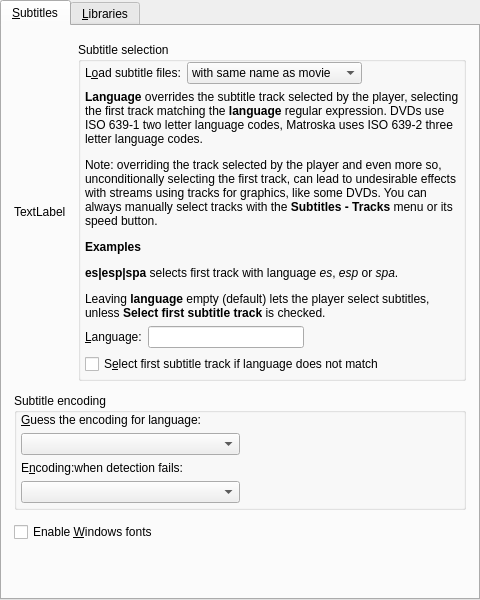
Before: the Qt Designer form src/gui/pref/subtitles.ui in wilbert2000/wzplayer, drawn with Qt 5.
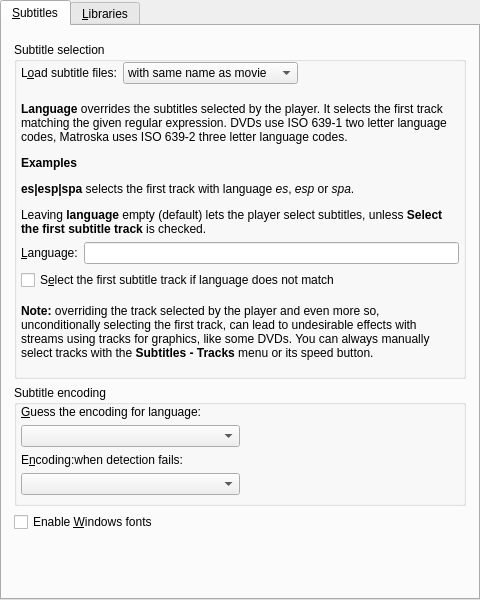
After: the same form once the commit is applied. Custom widgets are drawn as their Qt base class.

Commit message: Add icon to advanced page, remove icon from subs section

The edit to the form file:
```diff
--- a/src/gui/pref/subtitles.ui
+++ b/src/gui/pref/subtitles.ui
@@ -30,9 +30,6 @@
        <string>&amp;Subtitles</string>
       </attribute>
       <layout class="QVBoxLayout">
-       <property name="spacing">
-        <number>12</number>
-       </property>
        <property name="leftMargin">
         <number>12</number>
        </property>
@@ -43,20 +40,8 @@
         <number>12</number>
        </property>
        <property name="bottomMargin">
-        <number>12</number>
+        <number>4</number>
        </property>
-       <item>
-        <layout class="QHBoxLayout" name="subtitle_selection_layout">
-         <property name="bottomMargin">
-          <number>0</number>
-         </property>
-         <item>
-          <widget class="QLabel" name="icon_label">
-           <property name="text">
-            <string>TextLabel</string>
-           </property>
-          </widget>
-         </item>
          <item>
           <widget class="QGroupBox" name="selection_group">
            <property name="title">
@@ -81,7 +66,7 @@
             <item>
              <layout class="QHBoxLayout" name="horizontalLayout">
               <property name="bottomMargin">
-               <number>0</number>
+             <number>12</number>
               </property>
               <item>
                <widget class="QLabel" name="autoload_label">
@@ -143,8 +128,14 @@
               </property>
               <item>
                <widget class="QLabel" name="language_desc_label">
+              <property name="sizePolicy">
+               <sizepolicy hsizetype="Expanding" vsizetype="Preferred">
+                <horstretch>0</horstretch>
+                <verstretch>0</verstretch>
+               </sizepolicy>
+              </property>
                 <property name="text">
-                 <string>&lt;html&gt;&lt;head/&gt;&lt;body&gt;&lt;p&gt;&lt;span style=&quot; font-weight:600;&quot;&gt;Language&lt;/span&gt; overrides the subtitle track selected by the player, selecting the first track matching the &lt;span style=&quot; font-weight:600;&quot;&gt;language&lt;/span&gt; regular expression. DVDs use ISO 639-1 two letter language codes, Matroska uses ISO 639-2 three letter language codes.&lt;/p&gt;&lt;p&gt;Note: overriding the track selected by the player and even more so, unconditionally selecting the first track, can lead to undesirable effects with streams using tracks for graphics, like some DVDs. You can always manually select tracks with the &lt;span style=&quot; font-weight:600;&quot;&gt;Subtitles - Tracks&lt;/span&gt; menu or its speed button.&lt;/p&gt;&lt;p&gt;&lt;span style=&quot; font-weight:600;&quot;&gt;Examples&lt;/span&gt;&lt;/p&gt;&lt;p&gt;&lt;span style=&quot; font-weight:600;&quot;&gt;es|esp|spa&lt;/span&gt; selects first track with language &lt;span style=&quot; font-style:italic;&quot;&gt;es&lt;/span&gt;, &lt;span style=&quot; font-style:italic;&quot;&gt;esp&lt;/span&gt; or &lt;span style=&quot; font-style:italic;&quot;&gt;spa&lt;/span&gt;.&lt;/p&gt;&lt;p&gt;Leaving &lt;span style=&quot; font-weight:600;&quot;&gt;language&lt;/span&gt; empty (default) lets the player select subtitles, unless &lt;span style=&quot; font-weight:600;&quot;&gt;Select first subtitle track&lt;/span&gt; is checked.&lt;/p&gt;&lt;/body&gt;&lt;/html&gt;</string>
+               <string>&lt;html&gt;&lt;head/&gt;&lt;body&gt;&lt;p&gt;&lt;span style=&quot; font-weight:600;&quot;&gt;Language&lt;/span&gt; overrides the subtitles selected by the player. It selects the first track matching the given regular expression. DVDs use ISO 639-1 two letter language codes, Matroska uses ISO 639-2 three letter language codes.&lt;/p&gt;&lt;p&gt;&lt;span style=&quot; font-weight:600;&quot;&gt;Examples&lt;/span&gt;&lt;/p&gt;&lt;p&gt;&lt;span style=&quot; font-weight:600;&quot;&gt;es|esp|spa&lt;/span&gt; selects the first track with language &lt;span style=&quot; font-style:italic;&quot;&gt;es&lt;/span&gt;, &lt;span style=&quot; font-style:italic;&quot;&gt;esp&lt;/span&gt; or &lt;span style=&quot; font-style:italic;&quot;&gt;spa&lt;/span&gt;.&lt;/p&gt;&lt;p&gt;Leaving &lt;span style=&quot; font-weight:600;&quot;&gt;language&lt;/span&gt; empty (default) lets the player select subtitles, unless &lt;span style=&quot; font-weight:600;&quot;&gt;Select the first subtitle track&lt;/span&gt; is checked.&lt;/p&gt;&lt;/body&gt;&lt;/html&gt;</string>
                 </property>
                 <property name="wordWrap">
                  <bool>true</bool>
@@ -190,32 +181,37 @@
                 </property>
                </widget>
               </item>
-              <item>
-               <spacer name="horizontalSpacer">
-                <property name="orientation">
-                 <enum>Qt::Horizontal</enum>
-                </property>
-                <property name="sizeHint" stdset="0">
-                 <size>
-                  <width>40</width>
-                  <height>20</height>
-                 </size>
-                </property>
-               </spacer>
-              </item>
              </layout>
             </item>
             <item>
              <widget class="QCheckBox" name="select_first_subtitle_check">
               <property name="text">
-               <string>S&amp;elect first subtitle track if language does not match</string>
+             <string>S&amp;elect the first subtitle track if language does not match</string>
               </property>
              </widget>
             </item>
-           </layout>
+          <item>
+           <layout class="QHBoxLayout" name="horizontalLayout_8">
+            <property name="topMargin">
+             <number>8</number>
+            </property>
+            <property name="bottomMargin">
+             <number>12</number>
+            </property>
+            <item>
+             <widget class="QLabel" name="label_2">
+              <property name="text">
+               <string>&lt;html&gt;&lt;head/&gt;&lt;body&gt;&lt;p&gt;&lt;span style=&quot; font-weight:600;&quot;&gt;Note:&lt;/span&gt; overriding the track selected by the player and even more so, unconditionally selecting the first track, can lead to undesirable effects with streams using tracks for graphics, like some DVDs. You can always manually select tracks with the &lt;span style=&quot; font-weight:600;&quot;&gt;Subtitles - Tracks&lt;/span&gt; menu or its speed button.&lt;/p&gt;&lt;/body&gt;&lt;/html&gt;</string>
+              </property>
+              <property name="wordWrap">
+               <bool>true</bool>
+              </property>
           </widget>
          </item>
         </layout>
+          </item>
+         </layout>
+        </widget>
        </item>
        <item>
         <widget class="QGroupBox" name="encoding_group">
@@ -236,7 +232,7 @@
            <number>4</number>
           </property>
           <property name="bottomMargin">
-           <number>4</number>
+           <number>8</number>
           </property>
           <item>
            <widget class="QLabel" name="enca_lang_label">
```
Lines whose indentation alone changed are shown as unchanged. The commit also changes 3 other files.
